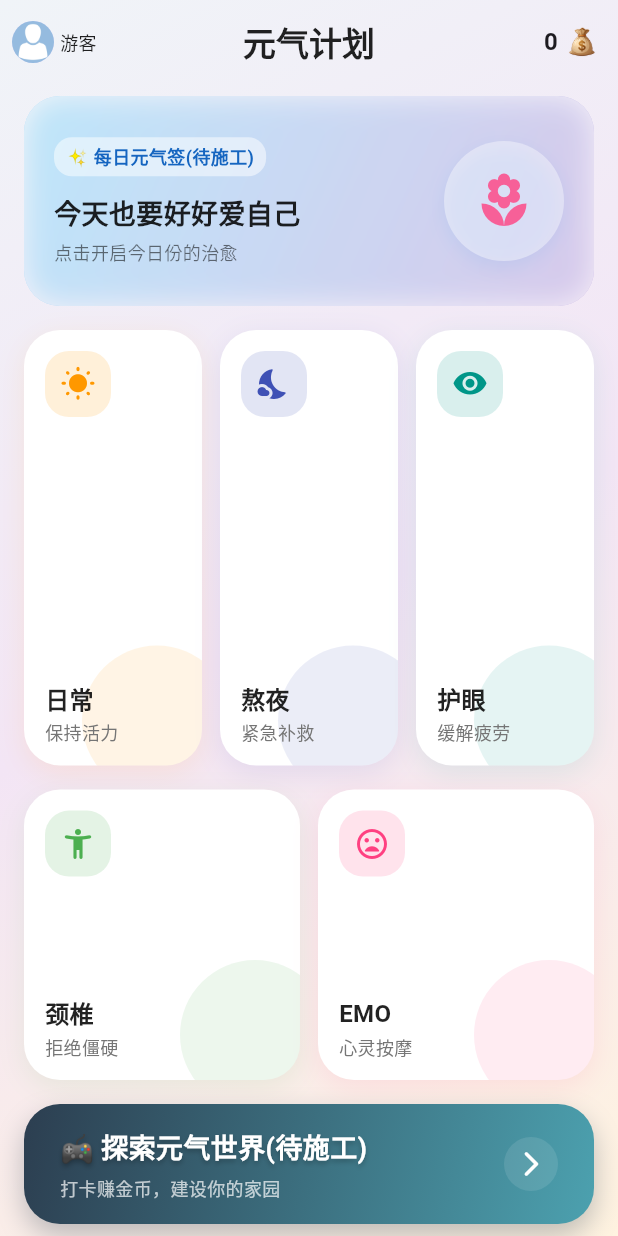
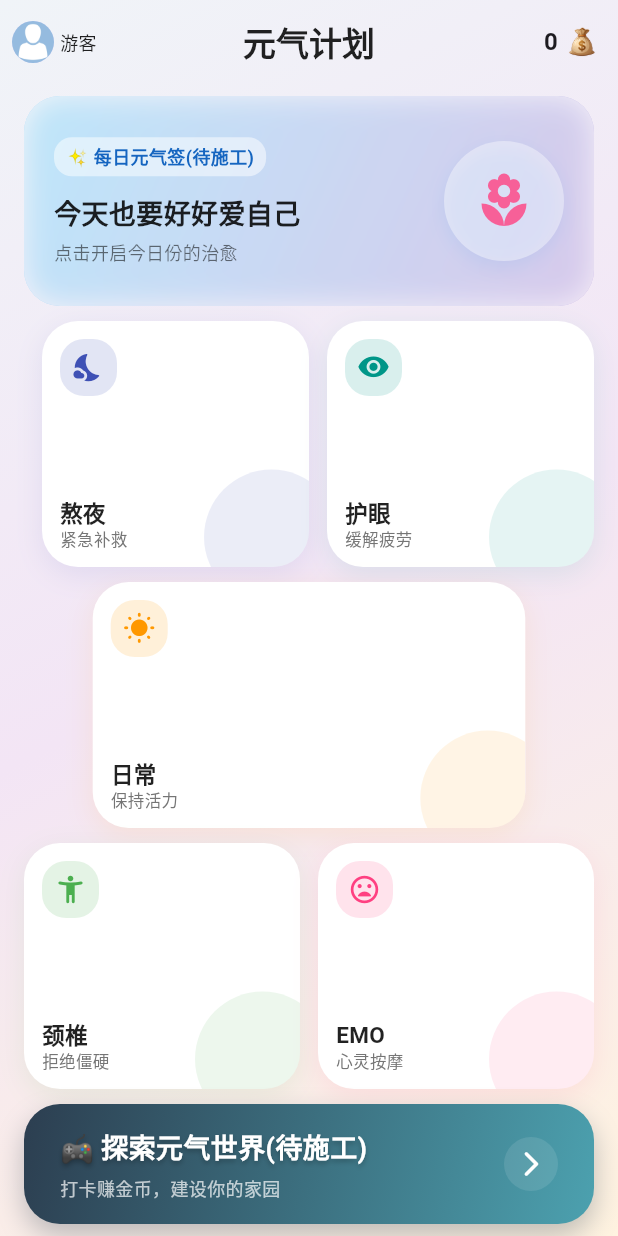
Before and after one commit to yuyu164/vital_plan, a Flutter app: the screen it shows after launch, on a phone screen of 412 x 824 dp. Run offline on Flutter 3.47's test engine with Material 3 defaults, Android fonts, the phone set to English and light mode, and no system bars; our stand-ins replace flutter_secure_storage, shared_preferences.

Commit message:
响应式初步兼容

```diff
--- a/lib/components/main_page/energy_card.dart
+++ b/lib/components/main_page/energy_card.dart
@@ -50,12 +50,11 @@ class EnergyCard extends StatelessWidget {
                 // 背景装饰圆
                 Positioned(
                   right: -20,
-                  bottom: -20,
+                  bottom: -25, // 调整位置，更隐蔽
                   child: IgnorePointer(
-                    // 忽略点击，避免遮挡
                     child: Container(
-                      width: 100,
-                      height: 100,
+                      width: 90, // 减小尺寸 100 -> 90
+                      height: 90,
                       decoration: BoxDecoration(
                         color: color.withOpacity(0.1),
                         shape: BoxShape.circle,
@@ -65,42 +64,60 @@ class EnergyCard extends StatelessWidget {
                 ),
 
                 Padding(
-                  padding: const EdgeInsets.all(14.0),
+                  padding: const EdgeInsets.all(12.0), // 减小内边距 14 -> 12
                   child: Column(
                     crossAxisAlignment: CrossAxisAlignment.start,
                     children: [
                       // 图标容器
                       Container(
-                        padding: EdgeInsets.all(10),
+                        padding: EdgeInsets.all(8), // 减小 padding 10 -> 8
                         decoration: BoxDecoration(
                           color: color.withOpacity(0.15),
                           borderRadius: BorderRadius.circular(16),
                         ),
-                        child: Icon(icon, color: color, size: 24),
+                        child: Icon(
+                          icon,
+                          color: color,
+                          size: 22,
+                        ), // 减小图标 24 -> 22
                       ),
 
-                      Spacer(), // 使用 Spacer 自动填充中间空间
+                      // 使用 Expanded 替代 Spacer，确保空间分配更合理
+                      Expanded(child: SizedBox()),
+
                       // 文字信息
                       Column(
                         crossAxisAlignment: CrossAxisAlignment.start,
                         children: [
-                          Text(
+                          FittedBox(
+                            // 自动缩放标题
+                            fit: BoxFit.scaleDown,
+                            alignment: Alignment.centerLeft,
+                            child: Text(
                               title,
                               style: TextStyle(
-                              fontSize: 16,
+                                fontSize: 15, // 减小字号 16 -> 15
                                 fontWeight: FontWeight.bold,
                                 color: Colors.black87,
+                                height: 1.2, // 显式设置行高
                               ),
                             ),
-                          SizedBox(height: 2), // 减小间距 4 -> 2
-                          Text(
+                          ),
+                          SizedBox(height: 2),
+                          FittedBox(
+                            // 自动缩放副标题
+                            fit: BoxFit.scaleDown,
+                            alignment: Alignment.centerLeft,
+                            child: Text(
                               subtitle,
                               style: TextStyle(
-                              fontSize: 12,
+                                fontSize: 11, // 减小字号 12 -> 11
                                 color: Colors.grey[600],
+                                height: 1.2, // 显式设置行高
                               ),
                               maxLines: 1,
                               overflow: TextOverflow.ellipsis,
+                            ),
                           ),
                         ],
                       ),
--- a/lib/components/mianPageWidget/first_row.dart
+++ b/lib/components/mianPageWidget/first_row.dart
@@ -7,23 +7,23 @@ class FirstRow extends StatelessWidget {
   @override
   Widget build(BuildContext context) {
     return Container(
-      height: 170, // 增加高度 160 -> 170
+      height: 145, // 调整高度 130 -> 145
       child: Row(
         crossAxisAlignment: CrossAxisAlignment.stretch,
         children: [
-          Expanded(
-            child: EnergyCard(
-              title: "日常",
-              subtitle: "保持活力",
-              icon: Icons.wb_sunny_rounded,
-              color: Colors.orange,
-              onTap: () => Navigator.pushNamed(
-                context,
-                "/board",
-                arguments: {'boardId': 'normal'},
-              ),
-            ),
-          ),
+          // Expanded(
+          //   child: EnergyCard(
+          //     title: "日常",
+          //     subtitle: "保持活力",
+          //     icon: Icons.wb_sunny_rounded,
+          //     color: Colors.orange,
+          //     onTap: () => Navigator.pushNamed(
+          //       context,
+          //       "/board",
+          //       arguments: {'boardId': 'normal'},
+          //     ),
+          //   ),
+          // ),
           SizedBox(width: 12),
           Expanded(
             child: EnergyCard(
--- a/lib/components/mianPageWidget/second_row.dart
+++ b/lib/components/mianPageWidget/second_row.dart
@@ -1,40 +1,33 @@
 import 'package:flutter/material.dart';
-import '../main_page/energy_card.dart';
+import 'package:vital_plan/components/main_page/energy_card.dart';
 
-class SecondRow extends StatelessWidget {
-  const SecondRow({Key? key}) : super(key: key);
+class SecondRow extends StatefulWidget {
+  SecondRow({Key? key}) : super(key: key);
 
+  @override
+  _SecondRowState createState() => _SecondRowState();
+}
+
+class _SecondRowState extends State<SecondRow> {
   @override
   Widget build(BuildContext context) {
     return Container(
-      height: 170, // 增加高度 160 -> 170
+      width: MediaQuery.of(context).size.width * 0.7,
+      height: 145, // 调整高度 130 -> 145
       child: Row(
         crossAxisAlignment: CrossAxisAlignment.stretch,
         children: [
           Expanded(
-            flex: 5, // 调整比例
             child: EnergyCard(
-              title: "颈椎",
-              subtitle: "拒绝僵硬",
-              icon: Icons.accessibility_new_rounded,
-              color: Colors.green,
+              title: "日常",
+              subtitle: "保持活力",
+              icon: Icons.wb_sunny_rounded,
+              color: Colors.orange,
               onTap: () => Navigator.pushNamed(
                 context,
                 "/board",
-                arguments: {'boardId': 'neck_pain'},
+                arguments: {'boardId': 'normal'},
               ),
-              isLarge: true, // 可用于样式区分
-            ),
-          ),
-          SizedBox(width: 12),
-          Expanded(
-            flex: 5,
-            child: EnergyCard(
-              title: "EMO",
-              subtitle: "心灵按摩",
-              icon: Icons.mood_bad_rounded,
-              color: Colors.pinkAccent,
-              onTap: () => Navigator.pushNamed(context, "/emo"),
             ),
           ),
         ],
--- /dev/null
+++ b/lib/components/mianPageWidget/third_row.dart
@@ -0,0 +1,44 @@
+import 'package:flutter/material.dart';
+import '../main_page/energy_card.dart';
+
+class ThirdRow extends StatelessWidget {
+  const ThirdRow({Key? key}) : super(key: key);
+
+  @override
+  Widget build(BuildContext context) {
+    return Container(
+      // height: 130, // 调整高度 170 -> 130
+      child: Row(
+        crossAxisAlignment: CrossAxisAlignment.stretch,
+        children: [
+          Expanded(
+            flex: 5, // 调整比例
+            child: EnergyCard(
+              title: "颈椎",
+              subtitle: "拒绝僵硬",
+              icon: Icons.accessibility_new_rounded,
+              color: Colors.green,
+              onTap: () => Navigator.pushNamed(
+                context,
+                "/board",
+                arguments: {'boardId': 'neck_pain'},
+              ),
+              isLarge: true, // 可用于样式区分
+            ),
+          ),
+          SizedBox(width: 12),
+          Expanded(
+            flex: 5,
+            child: EnergyCard(
+              title: "EMO",
+              subtitle: "心灵按摩",
+              icon: Icons.mood_bad_rounded,
+              color: Colors.pinkAccent,
+              onTap: () => Navigator.pushNamed(context, "/emo"),
+            ),
+          ),
+        ],
+      ),
+    );
+  }
+}
--- a/lib/pages/Main/index.dart
+++ b/lib/pages/Main/index.dart
@@ -1,10 +1,11 @@
 import 'package:flutter/material.dart';
 import 'package:provider/provider.dart';
 import 'package:vital_plan/api/auth_service.dart';
+import 'package:vital_plan/components/mianPageWidget/second_row.dart';
 import 'package:vital_plan/pages/Login/index.dart';
 import 'package:vital_plan/components/mianPageWidget/first_row.dart';
 import 'package:vital_plan/components/mianPageWidget/recommend_card.dart';
-import 'package:vital_plan/components/mianPageWidget/second_row.dart';
+import 'package:vital_plan/components/mianPageWidget/third_row.dart';
 import 'package:vital_plan/components/common/coin_badge.dart';
 import 'package:vital_plan/components/main_page/main_page_background.dart';
 
@@ -106,15 +107,19 @@ class _MainPageState extends State<MainPage> {
               children: [
                 // 1. 顶部推荐卡片 (固定高度或比例)
                 RecommendDart(),
-                SizedBox(height: 16),
+                SizedBox(height: 10),
 
                 // 2. 第一行板块 (自适应高度)
-                Expanded(flex: 3, child: FirstRow()),
-                SizedBox(height: 16),
+                Expanded(flex: 2, child: FirstRow()),
+                SizedBox(height: 10),
 
-                // 3. 第二行板块 (自适应高度)
+                //2.第二行板块（自适应高度）
                 Expanded(flex: 2, child: SecondRow()),
-                SizedBox(height: 16),
+                SizedBox(height: 10),
+
+                // 3. 第三行板块 (自适应高度)
+                Expanded(flex: 2, child: ThirdRow()),
+                SizedBox(height: 10),
 
                 // 4. 底部游戏入口 (固定高度)
                 Container(
```
Also changed, not shown: lib/pages/Board/index.dart (+20 -18 lines). Lines whose indentation alone changed are shown as unchanged.
